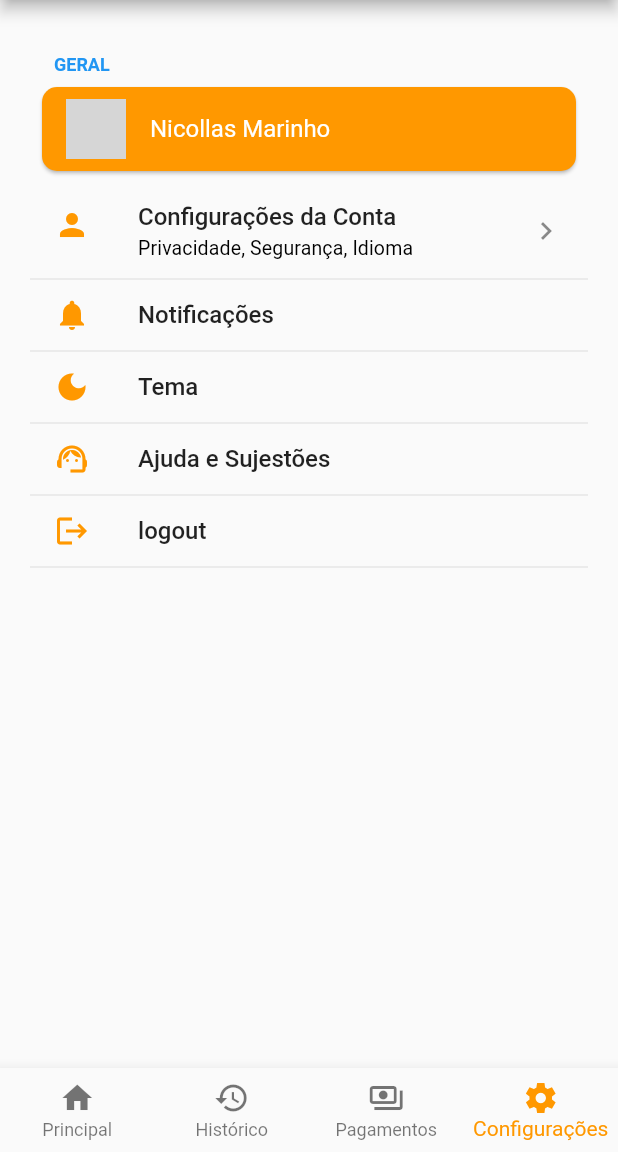
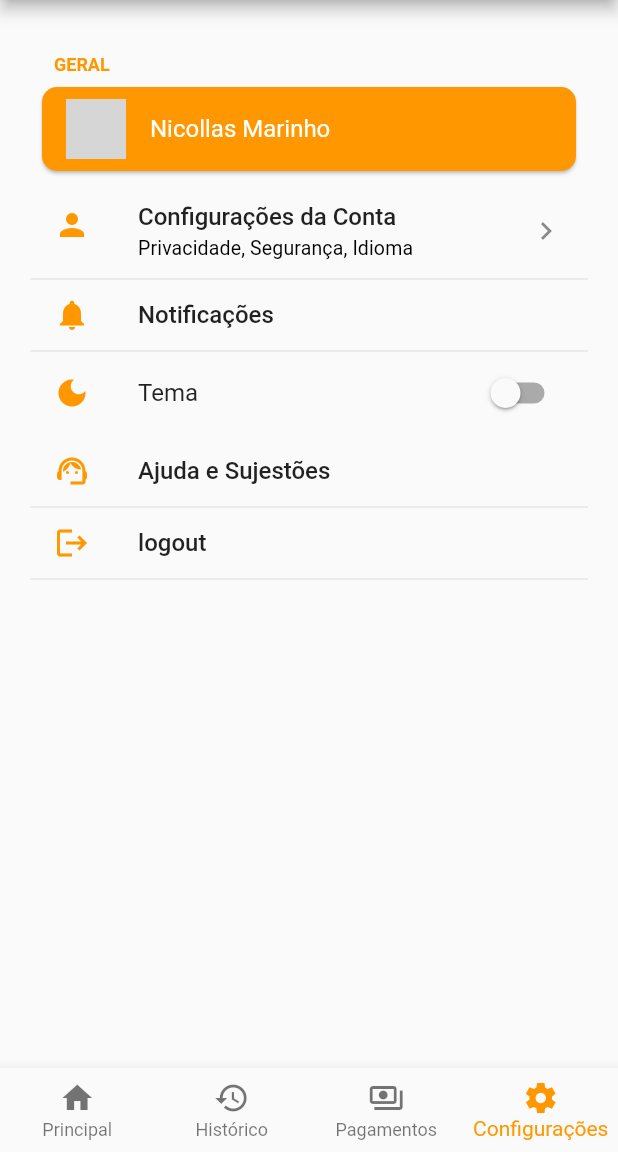
Before and after one commit to Nicollas1305/Sesi_Esporte, a Flutter app: the screen it shows after launch, item 4 of the bottom bar chosen, on a phone screen of 412 x 824 dp, the part 84-1236 px from its top. Run offline on Flutter 3.47's test engine with Material 2 defaults, Android fonts, the phone set to English and light mode, and no system bars; drawn by our look-alikes of flutter_settings_screens; our stand-ins replace brasil_fields, flutter_credit_card, font_awesome_flutter, get; network calls fail; grey boxes are pictures that could not be loaded.

Commit message:
Settings updated

```diff
--- /dev/null
+++ b/lib/views/dark_controller.dart
@@ -0,0 +1,11 @@
+import 'package:flutter/material.dart';
+
+class DarkController extends ChangeNotifier {
+  static DarkController instance = DarkController();
+
+  bool isDarkMode = false;
+  changeTheme() {
+    isDarkMode = !isDarkMode;
+    notifyListeners();
+  }
+}
--- a/lib/views/home_page.dart
+++ b/lib/views/home_page.dart
@@ -1,4 +1,5 @@
 import 'package:flutter/material.dart';
+import 'package:sesi_esporte/views/dark_controller.dart';
 import 'package:sesi_esporte/views/historic.dart';
 import 'package:sesi_esporte/views/create_payments.dart';
 import 'package:sesi_esporte/views/new_payments.dart';
@@ -49,15 +50,30 @@ class _HomePageState extends State<HomePage> {
         });
       },
     );
+    return AnimatedBuilder(
+      animation: DarkController.instance,
+      builder: (context, child) {
         return MaterialApp(
+          theme: ThemeData(
+            //primaryColor: Colors.orange,
+            brightness: DarkController.instance.isDarkMode
+                ? Brightness.dark
+                : Brightness.light,
+            primarySwatch: Colors.orange,
+          ),
           home: Scaffold(
             appBar: AppBar(
-          backgroundColor: Colors.orange,
-          title: Center(child: Text('Sesi Esporte')),
+              title: const Center(
+                  child: Text(
+                'Sesi Esporte',
+                style: TextStyle(color: Colors.white),
+              )),
             ),
             body: _kTabPages[_currentTabIndex],
             bottomNavigationBar: bottomNavBar,
           ),
         );
+      },
+    );
   }
 }
--- a/lib/views/settings.dart
+++ b/lib/views/settings.dart
@@ -1,6 +1,8 @@
+import 'dart:io';
 import 'package:flutter/material.dart';
 import 'package:flutter_settings_screens/flutter_settings_screens.dart';
 import 'package:sesi_esporte/views/account_page.dart';
+import 'package:sesi_esporte/views/dark_controller.dart';
 import 'package:sesi_esporte/views/login_page.dart';
 
 class Settings extends StatefulWidget {
@@ -40,51 +42,24 @@ class _SettingsState extends State<Settings> {
                   ),
                   AccountPage(),
                   buildNotifications(),
-                  buildTheme(),
+                  //buildTheme(context),
+                  SwitchListTile(
+                      title: Text('Tema'),
+                      secondary:
+                          const Icon(Icons.dark_mode, color: Colors.orange),
+                      value: DarkController.instance.isDarkMode,
+                      onChanged: (value) {
+                        setState(() {});
+                        DarkController.instance.changeTheme();
+                      }),
                   buildFeedback(),
-                  buildLogout(),
+                  buildLogout(context),
                 ],
               ),
             ],
           ),
         ),
       );
-}
-
-Widget buildLogout() {
-  return SimpleSettingsTile(
-    title: 'logout',
-    subtitle: '',
-    leading: const Icon(
-      Icons.logout,
-      color: Colors.orange,
-    ),
-    onTap: () {},
-  );
-}
-
-Widget buildDeteleAccout() {
-  return SimpleSettingsTile(
-    title: 'Deletar conta',
-    subtitle: '',
-    leading: const Icon(
-      Icons.delete,
-      color: Colors.orange,
-    ),
-    onTap: () {},
-  );
-}
-
-Widget buildTheme() {
-  return SimpleSettingsTile(
-    title: 'Tema',
-    subtitle: '',
-    leading: const Icon(
-      Icons.dark_mode,
-      color: Colors.orange,
-    ),
-    onTap: () {},
-  );
 }
 
 Widget buildNotifications() {
@@ -111,6 +86,17 @@ Widget buildFeedback() {
   );
 }
 
+Widget buildLogout(context) {
+  return SimpleSettingsTile(
+    title: 'logout',
+    subtitle: '',
+    leading: const Icon(
+      Icons.logout,
+      color: Colors.orange,
+    ),
+    onTap: () {},
+  );
+}
 /*
 Widget myLayoutWidget() {
   // wrap everything in a purple container
```
Also changed, not shown: lib/main.dart (+3 -4 lines), lib/views/new_payments.dart (+11 -11 lines), lib/views/payment_page.dart (+25 -4 lines). Lines whose indentation alone changed are shown as unchanged.
